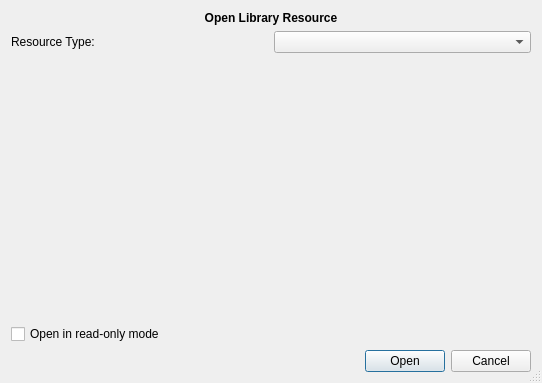
Before: the Qt Designer form src/klflibopenresourcedlg.ui in CryFeiFei/klatexformula, drawn with Qt 5.
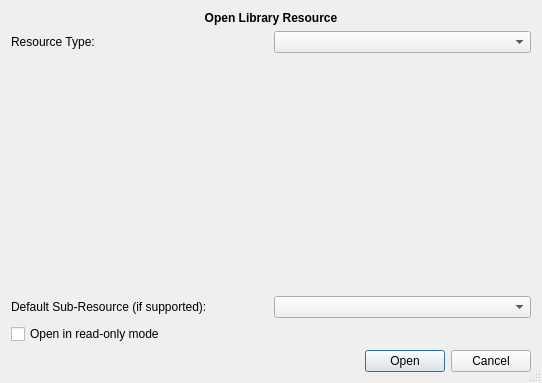
After: the same form once the commit is applied. Icons and pictures are not drawn.

Diff of the .ui file:
```diff
--- a/src/klflibopenresourcedlg.ui
+++ b/src/klflibopenresourcedlg.ui
@@ -56,7 +56,7 @@
    <item row="1" column="1">
     <widget class="QComboBox" name="cbxType"/>
    </item>
-   <item row="4" column="0" colspan="2">
+   <item row="5" column="0" colspan="2">
     <widget class="QDialogButtonBox" name="btnBar">
      <property name="standardButtons">
       <set>QDialogButtonBox::Cancel|QDialogButtonBox::Open</set>
@@ -68,13 +68,23 @@
      <widget class="QWidget" name="pageQtDesginerDefault"/>
     </widget>
    </item>
-   <item row="3" column="0" colspan="2">
+   <item row="4" column="0" colspan="2">
     <widget class="QCheckBox" name="chkReadOnly">
      <property name="text">
       <string>Open in read-only mode</string>
      </property>
     </widget>
    </item>
+   <item row="3" column="0">
+    <widget class="QLabel" name="lblSubResource">
+     <property name="text">
+      <string>Default Sub-Resource (if supported):</string>
+     </property>
+    </widget>
+   </item>
+   <item row="3" column="1">
+    <widget class="QComboBox" name="cbxSubResource"/>
+   </item>
   </layout>
  </widget>
  <resources>
```
